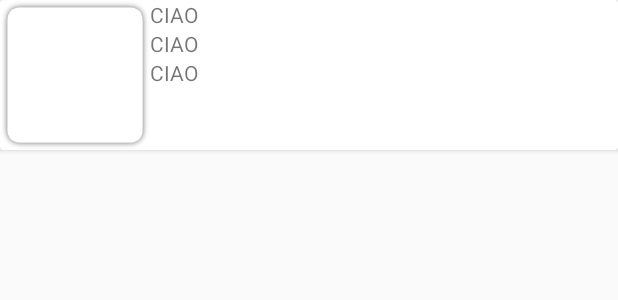
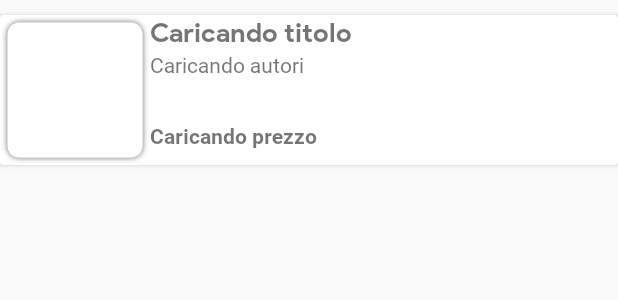
Before and after one commit to oruamdalo/AppForBooks, an Android app: the layout book_item_list.xml on its own in the app's theme, with its tools: preview values and no code run, on a phone screen of 412 x 824 dp. Shown: the top 300 px of the screen. Run offline under Robolectric (Android 15) with nearby library versions, the phone set to English and light mode, and no system bars; network calls fail.

Commit message:
Fixed authors text loading. Changing item cardview design

```diff
--- a/app/src/main/res/layout/book_item_list.xml
+++ b/app/src/main/res/layout/book_item_list.xml
@@ -3,6 +3,7 @@
     xmlns:android="http://schemas.android.com/apk/res/android"
     android:layout_width="match_parent"
     android:layout_height="100dp"
+    android:layout_marginTop="10dp"
     style="@style/CardView.Light"
     android:background="@drawable/grid_view_item">
     <RelativeLayout
@@ -19,21 +20,28 @@
             android:layout_toEndOf="@id/book_thumbnail"
             android:layout_width="wrap_content"
             android:layout_height="wrap_content"
-            android:text="CIAO"/>
+            android:text="Caricando titolo"
+            android:textSize="18sp"
+            android:fontFamily="@font/ps_bold"/>
         <TextView
             android:id="@+id/book_author"
             android:layout_below="@id/book_title"
             android:layout_toEndOf="@id/book_thumbnail"
             android:layout_width="wrap_content"
             android:layout_height="wrap_content"
-            android:text="CIAO" />
+            android:text="Caricando autori"
+            android:textSize="14sp"
+            android:fontFamily="@font/roboto_regular"/>
         <TextView
             android:id="@+id/book_price"
-            android:layout_below="@id/book_author"
             android:layout_toEndOf="@id/book_thumbnail"
             android:layout_width="wrap_content"
             android:layout_height="wrap_content"
-            android:text="CIAO" />
+            android:text="Caricando prezzo"
+            android:textSize="14sp"
+            android:fontFamily="@font/roboto_bold"
+            android:layout_alignParentBottom="true"
+            android:layout_marginBottom="10dp"/>
 
     </RelativeLayout>
 </android.support.v7.widget.CardView>
```
Also changed, not shown: app/src/main/java/test/appforbooks/com/BookUtils/Book.java (+17 -38 lines), app/src/main/java/test/appforbooks/com/MainActivity.java (+2 -2 lines).
